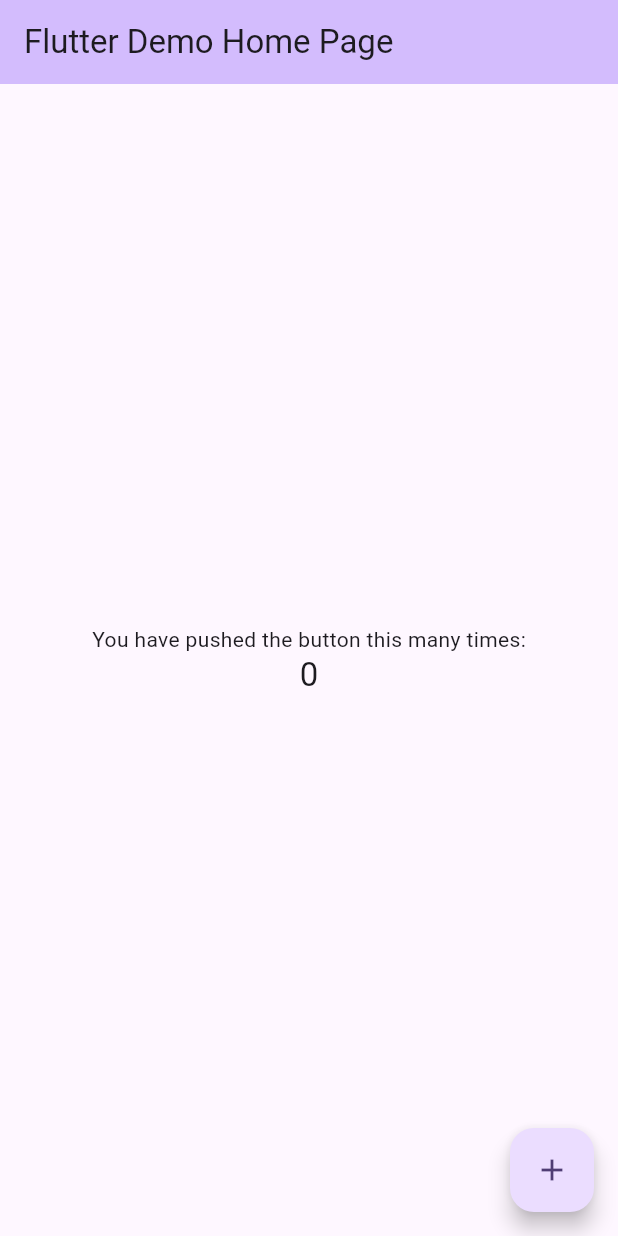
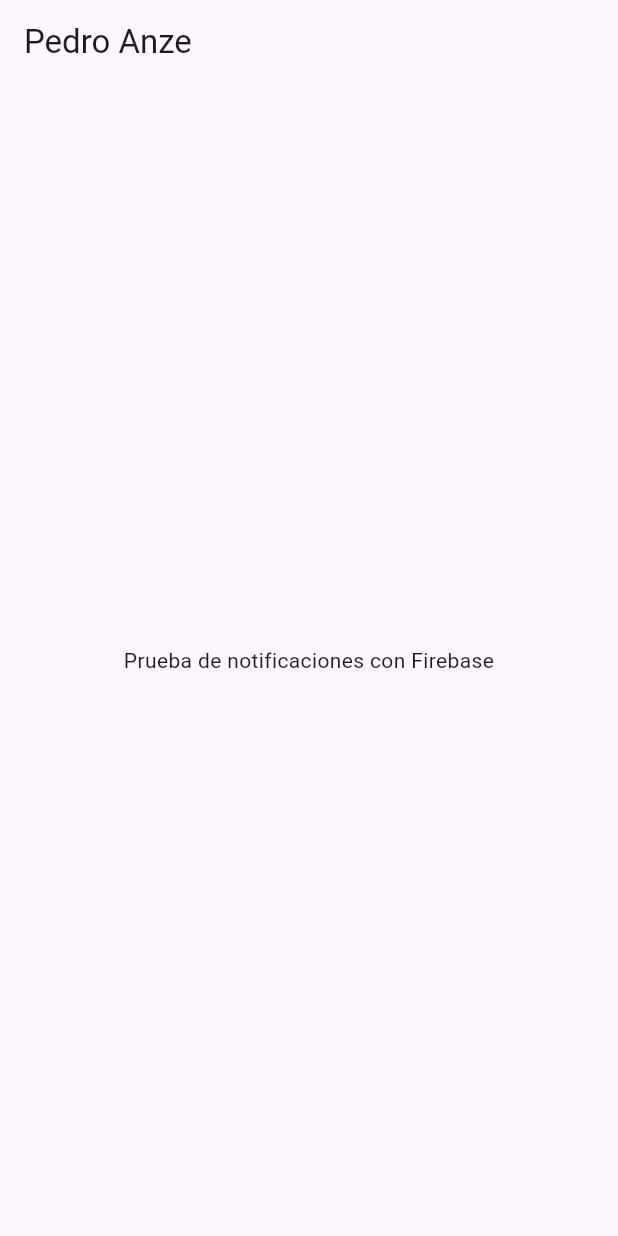
Before and after one commit to pedroanze/pedro_examen_flutter, a Flutter app: the screen it shows after launch, on a phone screen of 412 x 824 dp. Run offline on Flutter 3.47's test engine with Material 3 defaults, Android fonts, the phone set to English and light mode, and no system bars; our stand-ins replace firebase_core, firebase_messaging; accounts and stored records are empty.

Commit message:
permisos y restructuracion

```diff
--- a/lib/main.dart
+++ b/lib/main.dart
@@ -1,6 +1,5 @@
 import 'package:firebase_core/firebase_core.dart';
 import 'package:firebase_messaging/firebase_messaging.dart';
-import 'package:firebase_in_app_messaging/firebase_in_app_messaging.dart';
 import 'package:flutter/material.dart';
 
 void main() async {
@@ -22,10 +21,9 @@ class MyApp extends StatelessWidget {
     return MaterialApp(
       title: 'Flutter Demo',
       theme: ThemeData(
-        colorScheme: ColorScheme.fromSeed(seedColor: Colors.deepPurple),
-        useMaterial3: true,
+        primarySwatch: Colors.orange,
       ),
-      home: const MyHomePage(title: 'Flutter Demo Home Page'),
+      home: const MyHomePage(title: 'Pedro Anze'),
     );
   }
 }
@@ -40,52 +38,57 @@ class MyHomePage extends StatefulWidget {
 }
 
 class _MyHomePageState extends State<MyHomePage> {
-  int _counter = 0;
-// ...
+  final FirebaseMessaging _firebaseMessaging = FirebaseMessaging.instance;
+
   @override
   void initState() {
     super.initState();
+
+    // Manejo de notificaciones cuando la app está en primer plano
     FirebaseMessaging.onMessage.listen((RemoteMessage message) {
       print("Got a message whilst in the foreground!");
       print("Message data: ${message.data}");
-      if (message.notification != null) {
-        print("Message also contained a notification: ${message.notification}");
-      }
+
+      // Mostrar la notificación en la barra de notificaciones
+      _showNotification(message.notification);
+    });
+
+    // Manejo de notificaciones cuando la app está en segundo plano o cerrada
+    FirebaseMessaging.onMessageOpenedApp.listen((RemoteMessage message) {
+      print('A new onMessageOpenedApp event was published!');
     });
   }
-  // ...
 
-  void _incrementCounter() {
-    setState(() {
-      _counter++;
-    });
+  // Función para mostrar la notificación en la barra de notificaciones
+  Future<void> _showNotification(RemoteNotification? notification) async {
+    if (notification != null) {
+      await showDialog(
+        context: context,
+        builder: (context) => AlertDialog(
+          title: Text(notification.title ?? 'Notification'),
+          content: Text(notification.body ?? ''),
+          actions: <Widget>[
+            TextButton(
+              onPressed: () => Navigator.pop(context, true),
+              child: const Text('OK'),
+            ),
+          ],
+        ),
+      );
+    }
   }
 
   @override
   Widget build(BuildContext context) {
     return Scaffold(
       appBar: AppBar(
-        backgroundColor: Theme.of(context).colorScheme.inversePrimary,
         title: Text(widget.title),
       ),
-      body: Center(
-        child: Column(
-          mainAxisAlignment: MainAxisAlignment.center,
-          children: <Widget>[
-            const Text(
-              'You have pushed the button this many times:',
-            ),
-            Text(
-              '$_counter',
-              style: Theme.of(context).textTheme.headline6,
-            ),
-          ],
+      body: const Center(
+        child: Text(
+          'Prueba de notificaciones con Firebase',
+          textAlign: TextAlign.center,
         ),
-      ),
-      floatingActionButton: FloatingActionButton(
-        onPressed: _incrementCounter,
-        tooltip: 'Increment',
-        child: const Icon(Icons.add),
       ),
     );
   }
```
Also changed, not shown: lib/notification_component.dart (added), lib/screen.dart (added), 1 other file.
